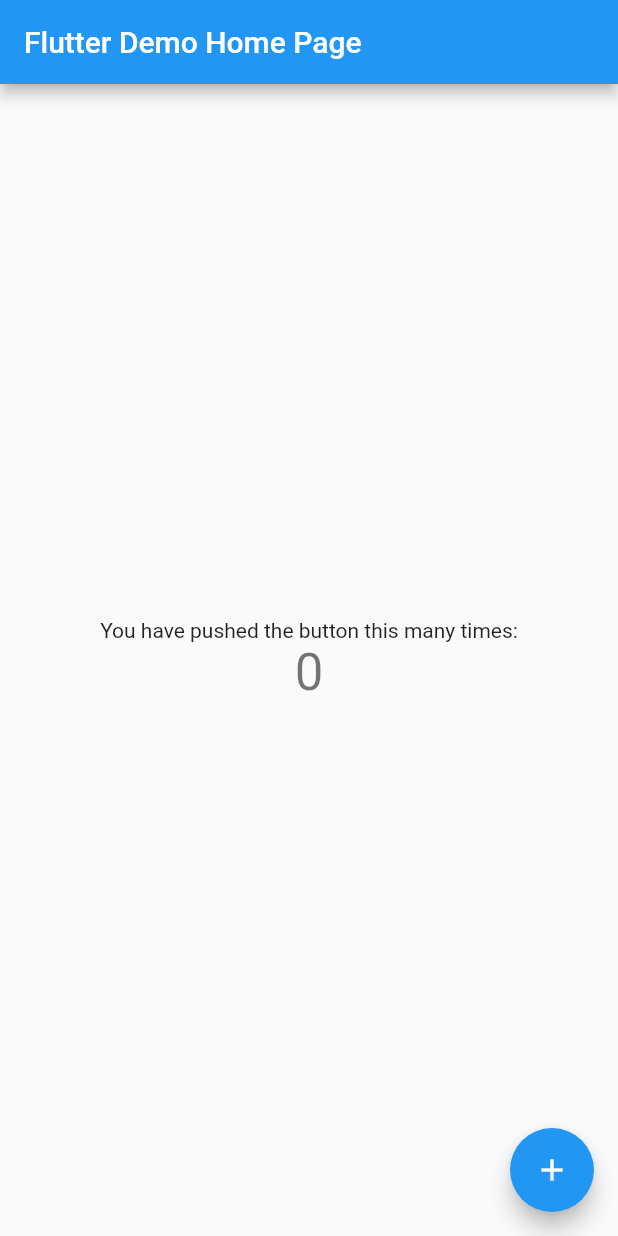
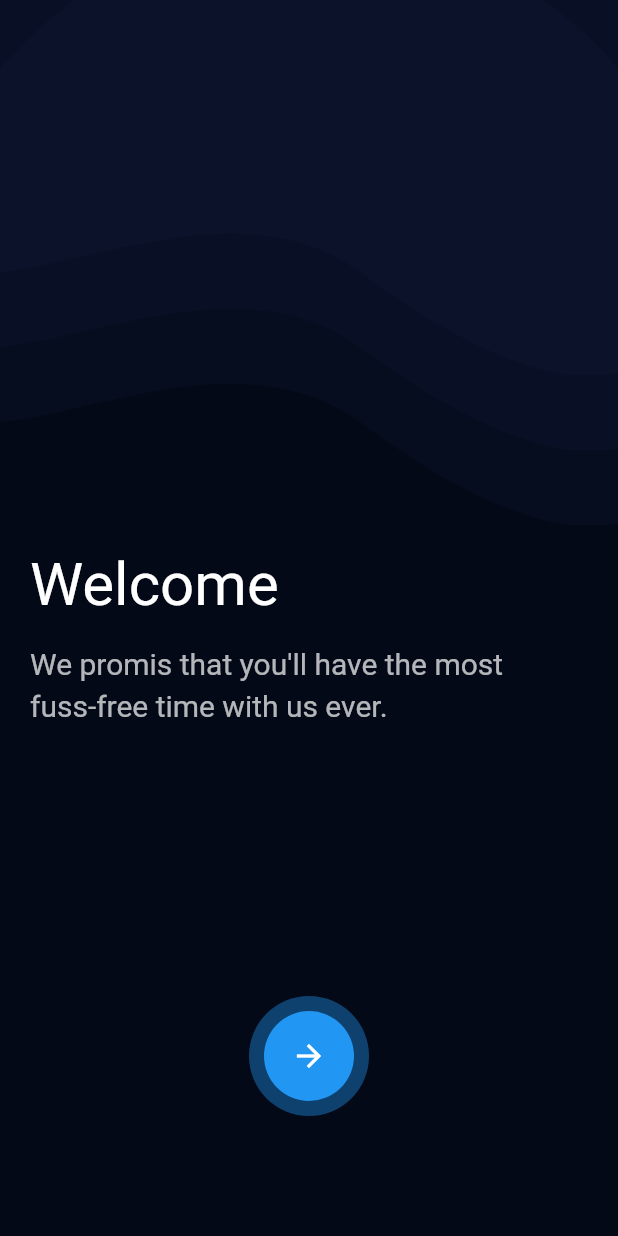
Before and after one commit to speauty/flutter_ui_examples, a Flutter app: the screen it shows after launch, on a phone screen of 412 x 824 dp. Run offline on Flutter 3.47's test engine with Material 2 defaults, Android fonts, the phone set to English and light mode, and no system bars; our stand-ins replace page_transition, simple_animations.

Commit message:
feature: 完成闪屏和登录UI;

```diff
--- /dev/null
+++ b/lib/common/animations/fade_animation.dart
@@ -0,0 +1,43 @@
+import 'package:flutter/material.dart';
+import 'package:simple_animations/simple_animations.dart';
+
+class FadeAnimation extends StatelessWidget {
+  final double delay;
+  final Widget child;
+
+  const FadeAnimation({
+    super.key,
+    required this.delay,
+    required this.child,
+  });
+
+  @override
+  Widget build(BuildContext context) {
+    final MovieTween tween = MovieTween()
+      ..scene(
+        begin: const Duration(milliseconds: 0),
+        end: const Duration(milliseconds: 500),
+      ).tween('opacity', Tween(begin: 0.0, end: 1.0))
+      ..scene(
+        begin: const Duration(milliseconds: 0),
+        end: const Duration(milliseconds: 500),
+      ).tween('translateY', Tween(begin: -130.0, end: 0.0),
+          curve: Curves.easeOut);
+
+    return PlayAnimationBuilder<Movie>(
+      delay: Duration(milliseconds: (500 * delay).round()),
+      duration: tween.duration, // Obtain duration
+      tween: tween,
+      child: child, // Pass in tween
+      builder: (context, value, child) {
+        return Opacity(
+          opacity: value.get('opacity'),
+          child: Transform.translate(
+            offset: Offset(0, value.get('translateY')),
+            child: child,
+          ),
+        );
+      },
+    );
+  }
+}
--- /dev/null
+++ b/lib/features/splash/pages/splash_page.dart
@@ -0,0 +1,260 @@
+import 'package:flutter/material.dart';
+import 'package:flutter_ui_examples/common/animations/fade_animation.dart';
+import 'package:flutter_ui_examples/features/login/pages/login_page.dart';
+import 'package:page_transition/page_transition.dart';
+
+class SplashPage extends StatefulWidget {
+  const SplashPage({super.key});
+
+  @override
+  State<SplashPage> createState() => _SplashPageState();
+}
+
+class _SplashPageState extends State<SplashPage> with TickerProviderStateMixin {
+  late AnimationController _scaleCtl;
+  late AnimationController _scale2Ctl;
+  late AnimationController _widthCtl;
+  late AnimationController _positionCtl;
+
+  late Animation<double> _scaleAnimation;
+  late Animation<double> _scale2Animation;
+  late Animation<double> _widthAnimation;
+  late Animation<double> _positionAnimation;
+
+  bool flagIconIsHidden = false;
+
+  @override
+  void initState() {
+    super.initState();
+
+    _scaleCtl = AnimationController(
+      vsync: this,
+      duration: const Duration(milliseconds: 150),
+    );
+    _scaleAnimation = Tween(
+      begin: 1.0,
+      end: 0.8,
+    ).animate(_scaleCtl)
+      ..addStatusListener(
+        (status) {
+          if (status == AnimationStatus.completed) {
+            _widthCtl.forward();
+          }
+        },
+      );
+
+    _widthCtl = AnimationController(
+      vsync: this,
+      duration: const Duration(milliseconds: 300),
+    );
+    _widthAnimation = Tween<double>(
+      begin: 80.0,
+      end: 300.0,
+    ).animate(_widthCtl)
+      ..addStatusListener(
+        (status) {
+          if (status == AnimationStatus.completed) {
+            _positionCtl.forward();
+          }
+        },
+      );
+
+    _positionCtl = AnimationController(
+      vsync: this,
+      duration: const Duration(milliseconds: 450),
+    );
+    _positionAnimation = Tween<double>(
+      begin: 0.0,
+      end: 220.0,
+    ).animate(_positionCtl)
+      ..addStatusListener((status) {
+        if (status == AnimationStatus.completed) {
+          flagIconIsHidden = true;
+          _scale2Ctl.forward();
+        }
+      });
+
+    _scale2Ctl = AnimationController(
+      vsync: this,
+      duration: const Duration(milliseconds: 450),
+    );
+    _scale2Animation = Tween<double>(
+      begin: 1.0,
+      end: 32.0,
+    ).animate(_scale2Ctl)
+      ..addStatusListener((status) {
+        if (status == AnimationStatus.completed) {
+          Navigator.of(context).push(PageTransition(
+            child: const LoginPage(),
+            type: PageTransitionType.fade,
+          ));
+        }
+      });
+  }
+
+  @override
+  void dispose() {
+    super.dispose();
+
+    _scaleCtl.dispose();
+    _scale2Ctl.dispose();
+    _widthCtl.dispose();
+    _positionCtl.dispose();
+  }
+
+  @override
+  Widget build(BuildContext context) {
+    return Scaffold(
+      backgroundColor: const Color.fromRGBO(3, 9, 23, 1),
+      body: Container(
+        child: Stack(
+          children: <Widget>[
+            Positioned(
+              top: -50,
+              left: 0,
+              child: FadeAnimation(
+                delay: 1.0,
+                child: Container(
+                  width: MediaQuery.of(context).size.width,
+                  height: 400,
+                  decoration: const BoxDecoration(
+                    image: DecorationImage(
+                      image: AssetImage('assets/images/one.png'),
+                      fit: BoxFit.cover,
+                    ),
+                  ),
+                ),
+              ),
+            ),
+            Positioned(
+              top: -100,
+              left: 0,
+              child: FadeAnimation(
+                delay: 1.3,
+                child: Container(
+                  width: MediaQuery.of(context).size.width,
+                  height: 400,
+                  decoration: const BoxDecoration(
+                    image: DecorationImage(
+                      image: AssetImage('assets/images/one.png'),
+                      fit: BoxFit.cover,
+                    ),
+                  ),
+                ),
+              ),
+            ),
+            Positioned(
+              top: -150,
+              left: 0,
+              child: FadeAnimation(
+                delay: 1.6,
+                child: Container(
+                  width: MediaQuery.of(context).size.width,
+                  height: 400,
+                  decoration: const BoxDecoration(
+                    image: DecorationImage(
+                      image: AssetImage('assets/images/one.png'),
+                      fit: BoxFit.cover,
+                    ),
+                  ),
+                ),
+              ),
+            ),
+            Container(
+              padding: const EdgeInsets.all(20.0),
+              child: Column(
+                mainAxisAlignment: MainAxisAlignment.end,
+                crossAxisAlignment: CrossAxisAlignment.start,
+                children: <Widget>[
+                  const FadeAnimation(
+                    delay: 1.0,
+                    child: Text(
+                      'Welcome',
+                      style: TextStyle(
+                        color: Colors.white,
+                        fontSize: 40,
+                      ),
+                    ),
+                  ),
+                  const SizedBox(height: 15),
+                  FadeAnimation(
+                    delay: 1.3,
+                    child: Text(
+                      "We promis that you'll have the most \nfuss-free time with us ever.",
+                      style: TextStyle(
+                        color: Colors.white.withOpacity(.7),
+                        fontSize: 20,
+                        height: 1.4,
+                      ),
+                    ),
+                  ),
+                  const SizedBox(height: 180),
+                  FadeAnimation(
+                    delay: 1.6,
+                    child: AnimatedBuilder(
+                      animation: _scaleCtl,
+                      builder: (context, child) => Transform.scale(
+                        scale: _scaleAnimation.value,
+                        child: Center(
+                          child: AnimatedBuilder(
+                            animation: _widthAnimation,
+                            builder: (context, child) => Container(
+                              width: _widthAnimation.value,
+                              height: 80,
+                              padding: const EdgeInsets.all(10),
+                              decoration: BoxDecoration(
+                                borderRadius: BorderRadius.circular(50),
+                                color: Colors.blue.withOpacity(.4),
+                              ),
+                              child: InkWell(
+                                onTap: () {
+                                  _scaleCtl.forward();
+                                },
+                                child: Stack(
+                                  children: [
+                                    AnimatedBuilder(
+                                      animation: _positionCtl,
+                                      builder: (context, child) => Positioned(
+                                        left: _positionAnimation.value,
+                                        child: AnimatedBuilder(
+                                          animation: _scale2Ctl,
+                                          builder: (context, child) =>
+                                              Transform.scale(
+                                            scale: _scale2Animation.value,
+                                            child: Container(
+                                              width: 60,
+                                              height: 60,
+                                              decoration: const BoxDecoration(
+                                                shape: BoxShape.circle,
+                                                color: Colors.blue,
+                                              ),
+                                              child: flagIconIsHidden == false
+                                                  ? const Icon(
+                                                      Icons.arrow_forward,
+                                                      color: Colors.white,
+                                                    )
+                                                  : null,
+                                            ),
+                                          ),
+                                        ),
+                                      ),
+                                    )
+                                  ],
+                                ),
+                              ),
+                            ),
+                          ),
+                        ),
+                      ),
+                    ),
+                  ),
+                  const SizedBox(height: 60),
+                ],
+              ),
+            ),
+          ],
+        ),
+      ),
+    );
+  }
+}
--- a/lib/main.dart
+++ b/lib/main.dart
@@ -1,115 +1,9 @@
 import 'package:flutter/material.dart';
+import 'package:flutter_ui_examples/features/splash/pages/splash_page.dart';
 
-void main() {
-  runApp(const MyApp());
-}
-
-class MyApp extends StatelessWidget {
-  const MyApp({super.key});
-
-  // This widget is the root of your application.
-  @override
-  Widget build(BuildContext context) {
-    return MaterialApp(
-      title: 'Flutter Demo',
-      theme: ThemeData(
-        // This is the theme of your application.
-        //
-        // Try running your application with "flutter run". You'll see the
-        // application has a blue toolbar. Then, without quitting the app, try
-        // changing the primarySwatch below to Colors.green and then invoke
-        // "hot reload" (press "r" in the console where you ran "flutter run",
-        // or simply save your changes to "hot reload" in a Flutter IDE).
-        // Notice that the counter didn't reset back to zero; the application
-        // is not restarted.
-        primarySwatch: Colors.blue,
+void main() => runApp(
+      const MaterialApp(
+        debugShowCheckedModeBanner: false,
+        home: SplashPage(),
       ),
-      home: const MyHomePage(title: 'Flutter Demo Home Page'),
     );
-  }
-}
-
-class MyHomePage extends StatefulWidget {
-  const MyHomePage({super.key, required this.title});
-
-  // This widget is the home page of your application. It is stateful, meaning
-  // that it has a State object (defined below) that contains fields that affect
-  // how it looks.
-
-  // This class is the configuration for the state. It holds the values (in this
-  // case the title) provided by the parent (in this case the App widget) and
-  // used by the build method of the State. Fields in a Widget subclass are
-  // always marked "final".
-
-  final String title;
-
-  @override
-  State<MyHomePage> createState() => _MyHomePageState();
-}
-
-class _MyHomePageState extends State<MyHomePage> {
-  int _counter = 0;
-
-  void _incrementCounter() {
-    setState(() {
-      // This call to setState tells the Flutter framework that something has
-      // changed in this State, which causes it to rerun the build method below
-      // so that the display can reflect the updated values. If we changed
-      // _counter without calling setState(), then the build method would not be
-      // called again, and so nothing would appear to happen.
-      _counter++;
-    });
-  }
-
-  @override
-  Widget build(BuildContext context) {
-    // This method is rerun every time setState is called, for instance as done
-    // by the _incrementCounter method above.
-    //
-    // The Flutter framework has been optimized to make rerunning build methods
-    // fast, so that you can just rebuild anything that needs updating rather
-    // than having to individually change instances of widgets.
-    return Scaffold(
-      appBar: AppBar(
-        // Here we take the value from the MyHomePage object that was created by
-        // the App.build method, and use it to set our appbar title.
-        title: Text(widget.title),
-      ),
-      body: Center(
-        // Center is a layout widget. It takes a single child and positions it
-        // in the middle of the parent.
-        child: Column(
-          // Column is also a layout widget. It takes a list of children and
-          // arranges them vertically. By default, it sizes itself to fit its
-          // children horizontally, and tries to be as tall as its parent.
-          //
-          // Invoke "debug painting" (press "p" in the console, choose the
-          // "Toggle Debug Paint" action from the Flutter Inspector in Android
-          // Studio, or the "Toggle Debug Paint" command in Visual Studio Code)
-          // to see the wireframe for each widget.
-          //
-          // Column has various properties to control how it sizes itself and
-          // how it positions its children. Here we use mainAxisAlignment to
-          // center the children vertically; the main axis here is the vertical
-          // axis because Columns are vertical (the cross axis would be
-          // horizontal).
-          mainAxisAlignment: MainAxisAlignment.center,
-          children: <Widget>[
-            const Text(
-              'You have pushed the button this many times:',
-            ),
-            Text(
-              '$_counter',
-              style: Theme.of(context).textTheme.headline4,
-            ),
-          ],
-        ),
-      ),
-      floatingActionButton: FloatingActionButton(
-        onPressed: _incrementCounter,
-        tooltip: 'Increment',
-        child: const Icon(Icons.add),
-      ), // This trailing comma makes auto-formatting nicer for build methods.
-    );
-  }
-}
```
Also changed, not shown: lib/features/login/pages/login_page.dart (added, +113 -0 lines), pubspec.yaml (+4 -3 lines), assets/images/one.png (added), assets/ui/login.jpg (added), assets/ui/splash.jpg (added), pubspec.lock.
